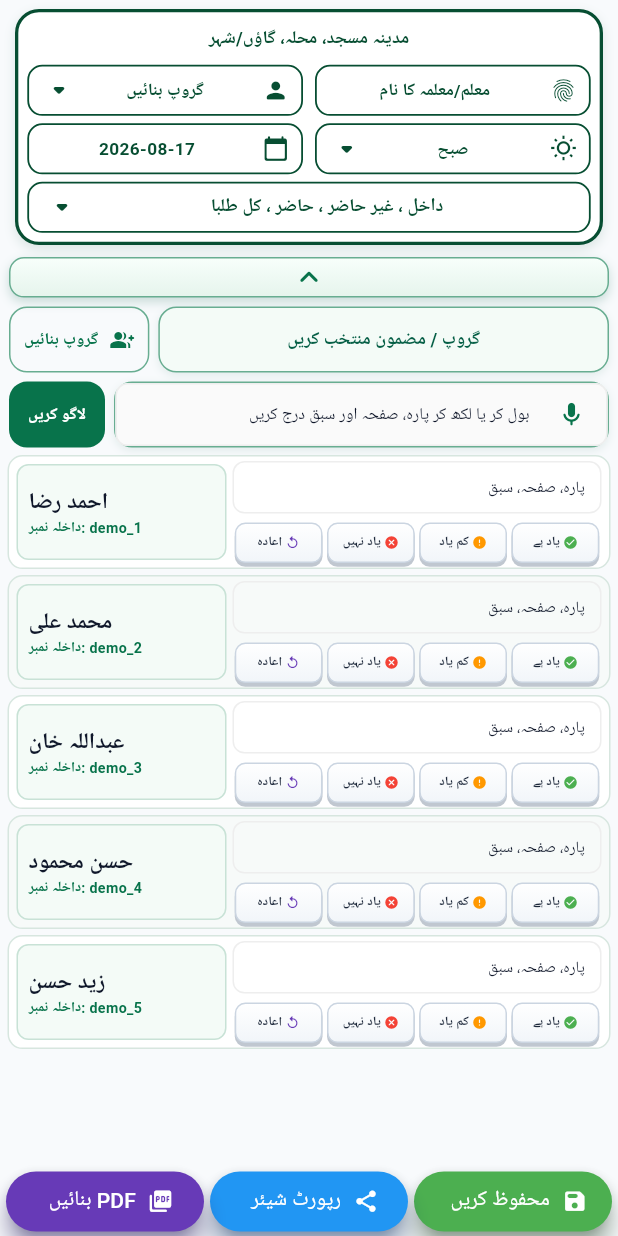
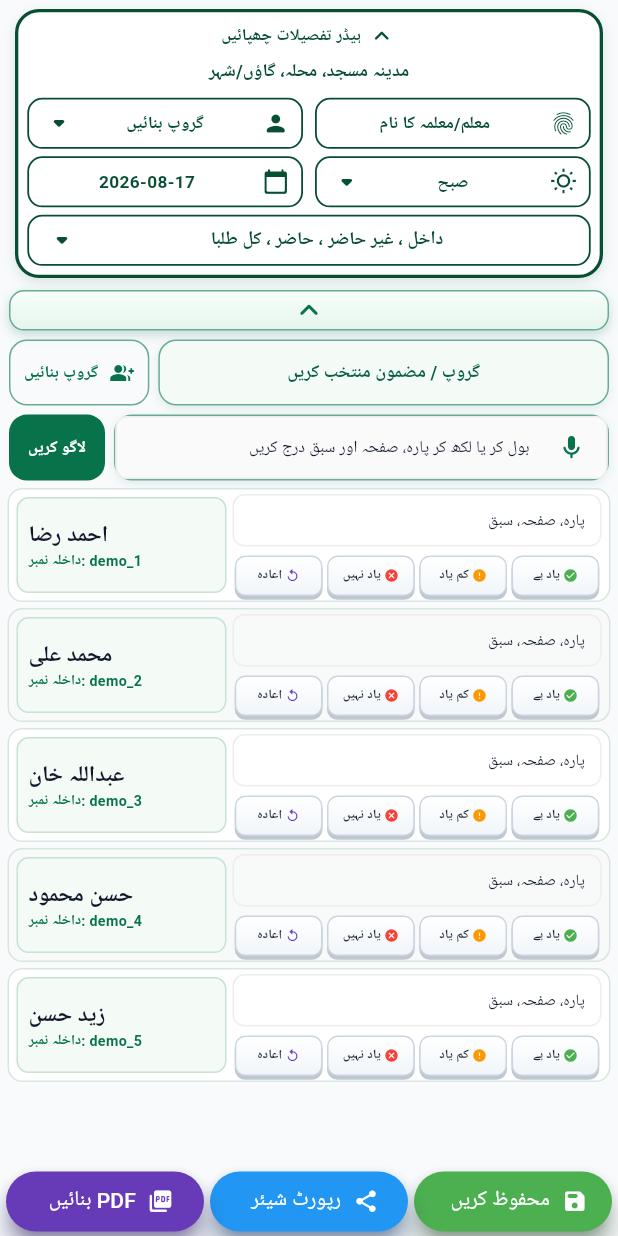
Before and after one commit to shaikzabeeh31-commits/MAKTAB, a Flutter app: the LessonScreen screen opened directly, on a phone screen of 412 x 824 dp. Run offline on Flutter 3.47's test engine with Material 3 defaults, Android fonts, the phone set to English and light mode, and no system bars; our stand-ins replace flutter_contacts, flutter_local_notifications, google_fonts, image_picker, local_auth, pdf and 4 more; accounts and stored records are empty.

Commit message:
Fix header boxes dynamic data sync and add collapsible header chevron arrow across all screens

```diff
--- a/lib/lesson_screen.dart
+++ b/lib/lesson_screen.dart
@@ -231,7 +231,14 @@ class _LessonScreenState extends State<LessonScreen> {
         prefs.getString('attendance_institution_name') ??
         _maktabName;
     _maktabAddress = prefs.getString('maktab_address') ?? _maktabAddress;
-    _teacherName = prefs.getString('lesson_teacher_name') ?? _teacherName;
+    final String? loggedTeacher = prefs.getString('logged_in_user_name') ??
+        prefs.getString('cred_user_name') ??
+        prefs.getString('user_full_name') ??
+        prefs.getString('teacher_name') ??
+        prefs.getString('lesson_teacher_name');
+    if (loggedTeacher != null && loggedTeacher.trim().isNotEmpty) {
+      _teacherName = loggedTeacher.trim();
+    }
     _holidayNotice = '';
     final holidayRaw = prefs.getString('maktab_holiday_v1');
     if (holidayRaw != null) {
@@ -891,6 +898,29 @@ class _LessonScreenState extends State<LessonScreen> {
       child: Column(
         mainAxisSize: MainAxisSize.min,
         children: [
+          // Header Collapse / Expand Arrow Button
+          GestureDetector(
+            onTap: () => setState(() => _controlsExpanded = !_controlsExpanded),
+            child: Padding(
+              padding: const EdgeInsets.only(bottom: 2),
+              child: Row(
+                mainAxisAlignment: MainAxisAlignment.center,
+                children: [
+                  Icon(
+                    _controlsExpanded ? Icons.keyboard_arrow_up_rounded : Icons.keyboard_arrow_down_rounded,
+                    color: const Color(0xFF074E32),
+                    size: 20,
+                  ),
+                  const SizedBox(width: 4),
+                  Text(
+                    _controlsExpanded ? (AppLocalizations.of(context).locale.languageCode == 'en' ? 'Hide Header' : 'ہیڈر تفصیلات چھپائیں') : (AppLocalizations.of(context).locale.languageCode == 'en' ? 'Show Header' : 'ہیڈر تفصیلات دکھائیں'),
+                    style: const TextStyle(fontSize: 11, fontWeight: FontWeight.bold, color: Color(0xFF074E32)),
+                  ),
+                ],
+              ),
+            ),
+          ),
+          if (_controlsExpanded) ...[
             // Address Banner
             InkWell(
               onTap: () => _editText(
@@ -1092,6 +1122,7 @@ class _LessonScreenState extends State<LessonScreen> {
                 ),
               ),
             ),
+          ],
         ],
       ),
     );
```
Also changed, not shown: lib/attendance_screen.dart (+36 -4 lines), lib/fee_screen.dart (+25 -2 lines), lib/login_screen.dart (+6 -1 lines), lib/main.dart (+11 -2 lines). Lines whose indentation alone changed are shown as unchanged.
